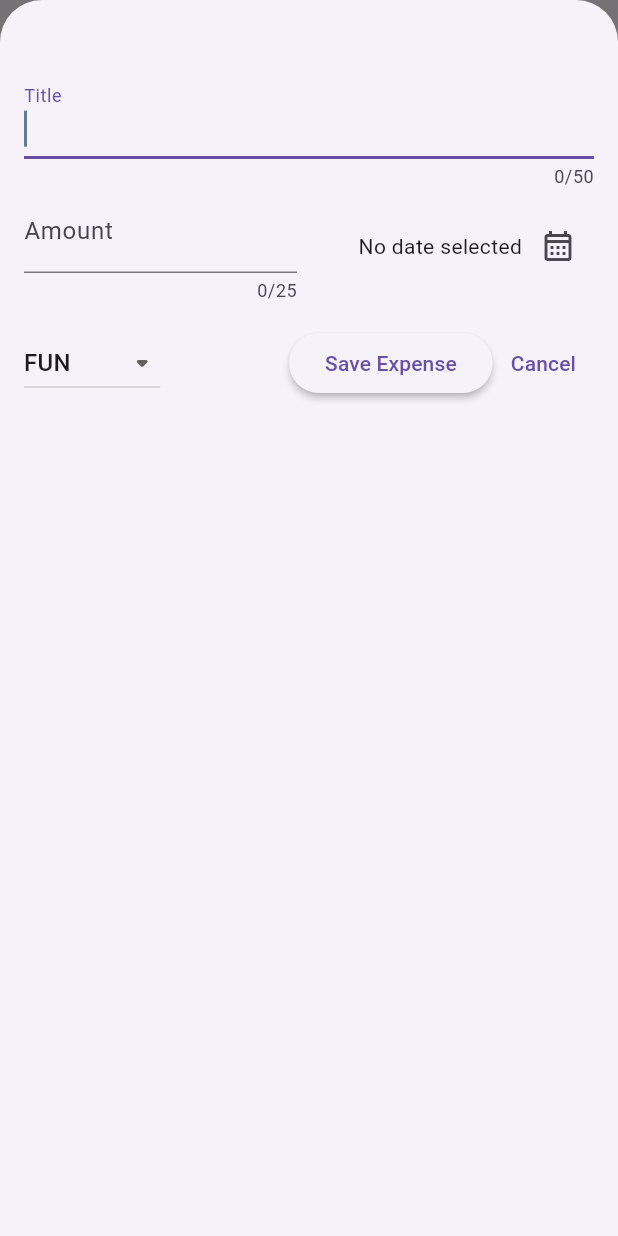
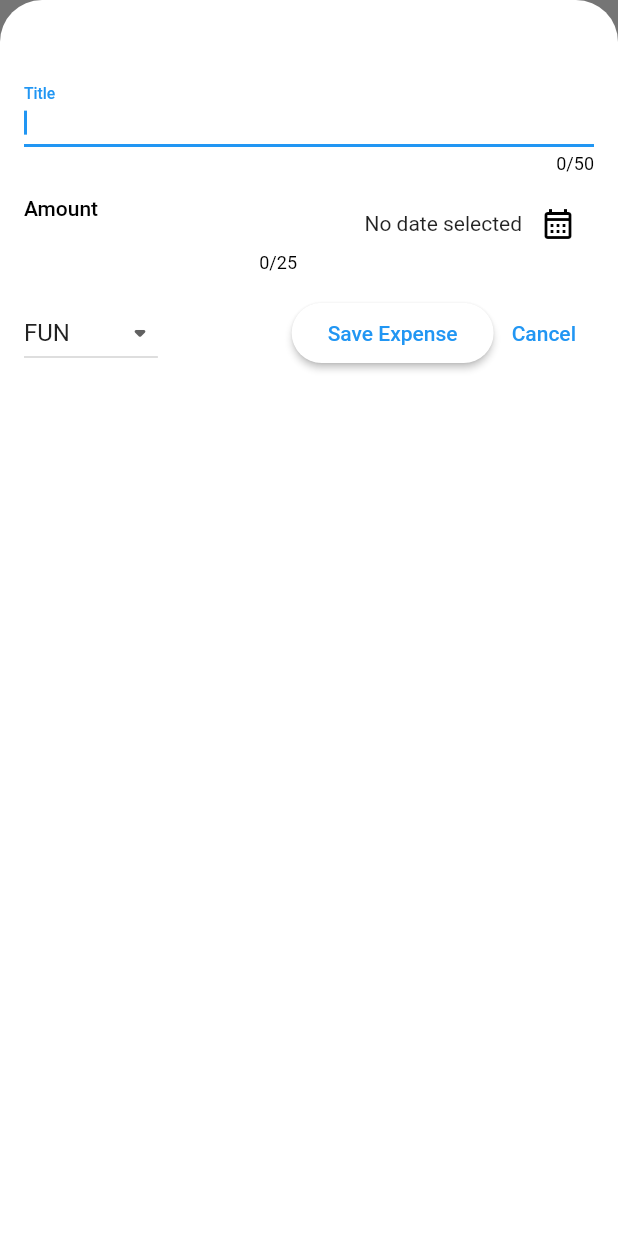
Before and after one commit to GetRighhttt/ExpenseTrackerFlutter, a Flutter app: the screen it shows after launch, after a tap on the "add" icon, on a phone screen of 412 x 824 dp. Run offline on Flutter 3.47's test engine with Material 2 defaults, Android fonts, the phone set to English and light mode, and no system bars.

Commit message:
working with themes and removing colors.

```diff
--- a/expense_tracker/lib/main.dart
+++ b/expense_tracker/lib/main.dart
@@ -11,10 +11,9 @@ class MyApp extends StatelessWidget {
   @override
   Widget build(BuildContext context) {
     return MaterialApp(
-      title: 'Flutter Demo',
+      title: 'Expense Tracker',
       debugShowCheckedModeBanner: false,
-      theme: ThemeData(
-        primarySwatch: Colors.blue,
+      theme: ThemeData().copyWith(
         useMaterial3: true,
       ),
       home: const ExpenseTrackerPage(),
--- a/expense_tracker/lib/pages/expense_page.dart
+++ b/expense_tracker/lib/pages/expense_page.dart
@@ -16,7 +16,7 @@ class _ExpenseTrackerPageState extends State<ExpenseTrackerPage> {
   // it is ok to use dummy data that we create ourselves
   final List<Expense> _registeredExpenses = [];
 
-// opens modal bottom sheet when the "+" button in clicked
+  // opens modal bottom sheet when the "+" button in clicked
   void _openAddExpenseOverlay() {
     showModalBottomSheet(
       // takes full screen size
@@ -28,7 +28,7 @@ class _ExpenseTrackerPageState extends State<ExpenseTrackerPage> {
     );
   }
 
-// adds a new expense to the listView of expenses
+  // adds a new expense to the listView of expenses
   void _addExpense(Expense expense) {
     setState(() {
       _registeredExpenses.add(expense);
@@ -42,11 +42,11 @@ class _ExpenseTrackerPageState extends State<ExpenseTrackerPage> {
     setState(() {
       _registeredExpenses.remove(expense);
     });
-// clear snackbar before another one is displayed
+    // clear snackbar before another one is displayed
     ScaffoldMessenger.of(context).clearSnackBars();
 
-// show a snackbar when the expense is deleted and show undo button with its'
-// functionality inserted at the certain position
+    // show a snackbar when the expense is deleted and show undo button with its'
+    // functionality inserted at the certain position
     ScaffoldMessenger.of(context).showSnackBar(
       SnackBar(
         duration: const Duration(seconds: 3),
@@ -74,11 +74,10 @@ class _ExpenseTrackerPageState extends State<ExpenseTrackerPage> {
         expenses: _registeredExpenses, onDismissedExpense: _removeExpense,
       );
     } else {
-      mainContent = Card(
-        margin: const EdgeInsets.fromLTRB(80, 300, 80, 300),
+      mainContent = const Card(
+        margin: EdgeInsets.fromLTRB(80, 300, 80, 300),
         elevation: 10,
-        shadowColor: Colors.deepPurple.shade300,
-        child: const Center(
+        child: Center(
           child: Text('No Expenses found...'),
         ),
       );
--- a/expense_tracker/lib/widgets/expense_item.dart
+++ b/expense_tracker/lib/widgets/expense_item.dart
@@ -11,7 +11,6 @@ class ExpenseItemWidget extends StatelessWidget {
   Widget build(BuildContext context) {
     return Card(
       elevation: 10,
-      shadowColor: Colors.deepPurple.shade300,
       margin: const EdgeInsets.all(5.0),
       child: Container(
         alignment: Alignment.topLeft,
--- a/expense_tracker/lib/widgets/new_expense_widget.dart
+++ b/expense_tracker/lib/widgets/new_expense_widget.dart
@@ -108,7 +108,6 @@ class _NewExpenseWidgetState extends State<NewExpenseWidget> {
           TextField(
             controller: _titleController,
             maxLength: 50,
-            cursorColor: Colors.blueGrey,
             autofocus: true,
             keyboardType: TextInputType.name,
             decoration: const InputDecoration(
@@ -121,7 +120,6 @@ class _NewExpenseWidgetState extends State<NewExpenseWidget> {
                 child: TextField(
                   controller: _amountController,
                   maxLength: 25,
-                  cursorColor: Colors.green,
                   autofocus: true,
                   keyboardType: TextInputType.number,
                   decoration: const InputDecoration(
```
